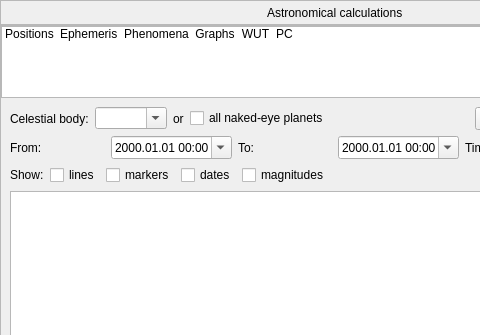
First picture: the form in src/gui/astroCalcDialog.ui, repository Stellarium/stellarium, before the edit; both pictures show x 0 to 480 and y 0 to 335 of the 697 by 422 pixel window.
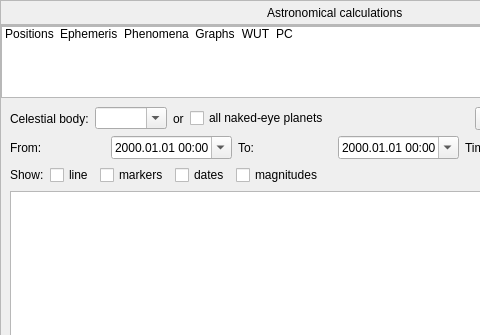
Second picture: the form after the edit. The open tabs and pages were chosen to show the change. Icons and pictures are not drawn. Custom widgets are drawn as their Qt base class.

Commit message: A tiny fix for ephemeris line

Diff of the .ui file:
```diff
--- a/src/gui/astroCalcDialog.ui
+++ b/src/gui/astroCalcDialog.ui
@@ -430,7 +430,7 @@
             <item>
              <widget class="QCheckBox" name="ephemerisShowLinesCheckBox">
               <property name="text">
-               <string>lines</string>
+               <string>line</string>
               </property>
              </widget>
             </item>
```
Left out of the diff: 2 changed lines with no effect on the pictures. The commit also changes 1 other file.
